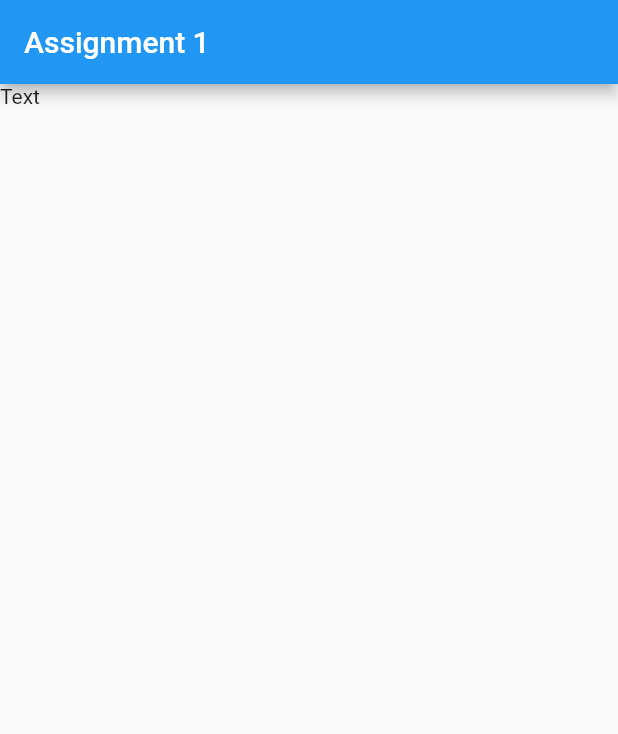
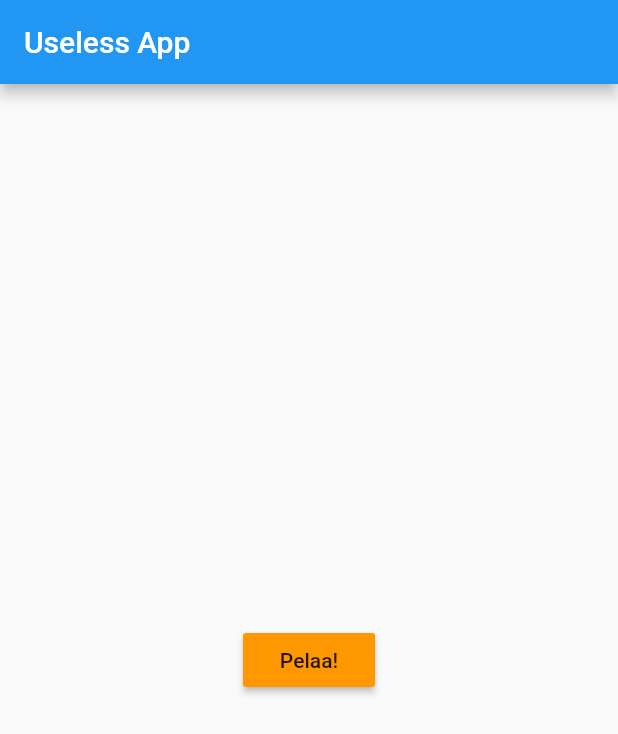
Before and after one commit to ProjectUselessApp/UselessApp, a Flutter app: the screen it shows after launch, on a phone screen of 412 x 824 dp. Shown: the top 734 px of the screen. Run offline on Flutter 3.47's test engine with Material 2 defaults, Android fonts, the light colour scheme and no system bars.

Commit message:
First iteration

```diff
--- a/useless_app/lib/main.dart
+++ b/useless_app/lib/main.dart
@@ -1,20 +1,22 @@
 import 'package:flutter/material.dart';
 import 'package:flutter/rendering.dart';
-//import './text_control.dart';
+import './menu.dart';
 
 main() {
-  runApp(MyApp());
+  runApp(const MyApp());
 }
 
 class MyApp extends StatelessWidget {
+  const MyApp({Key? key}) : super(key: key);
+
   @override
   Widget build(BuildContext context) {
     return MaterialApp(
       home: Scaffold(
         appBar: AppBar(
-          title: Text('Assignment 1'),
+          title: Text('Useless App'),
         ),
-        body: Text('Text'),
+        body: Menu(),
       ),
     );
   }
--- /dev/null
+++ b/useless_app/lib/menu.dart
@@ -0,0 +1,32 @@
+// ignore_for_file: deprecated_member_use, prefer_const_constructors, avoid_unnecessary_containers
+
+import 'package:flutter/material.dart';
+
+class Menu extends StatefulWidget {
+  @override
+  State<StatefulWidget> createState() {
+    return _MenuControlState();
+  }
+}
+
+class _MenuControlState extends State<Menu> {
+  final String _noppaPeli = "Pelaa Noppapeliä!";
+
+  @override
+  Widget build(BuildContext context) {
+    return Container(
+      child: Center(
+        child: RaisedButton(
+           splashColor: Colors.amberAccent,
+           color: Colors.orange,
+          onPressed: () {
+            setState(() {
+              //Hyppää noppapeli ikkunaan
+            });
+          },
+          child: Text("Pelaa!")
+        ),
+      ),
+    );
+  }
+}
```
